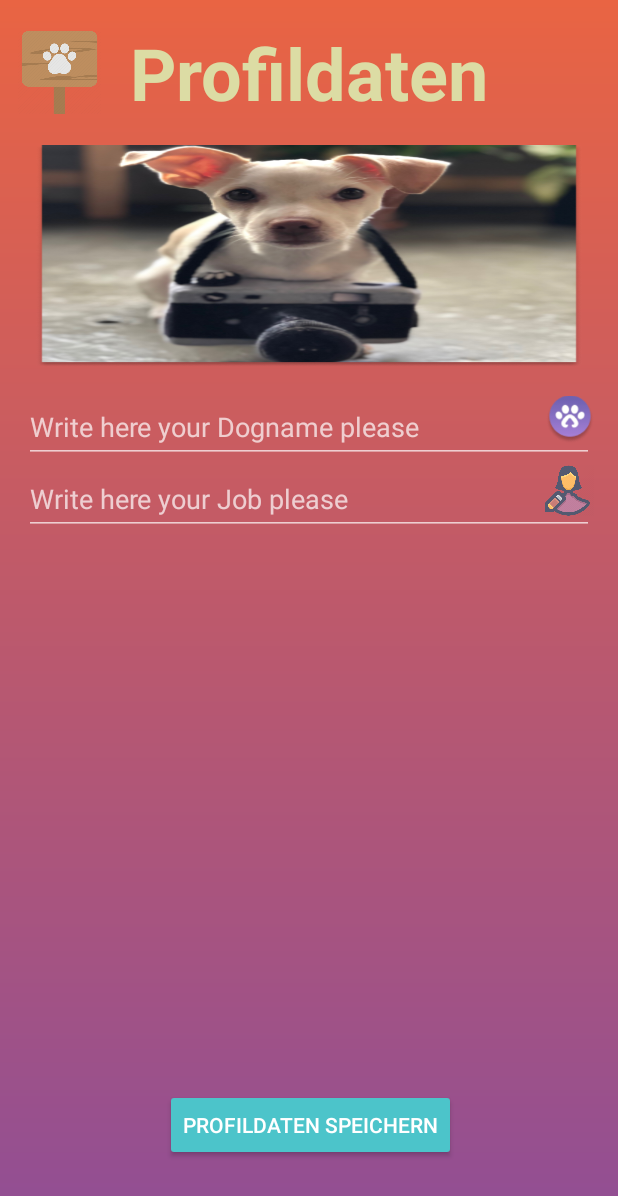
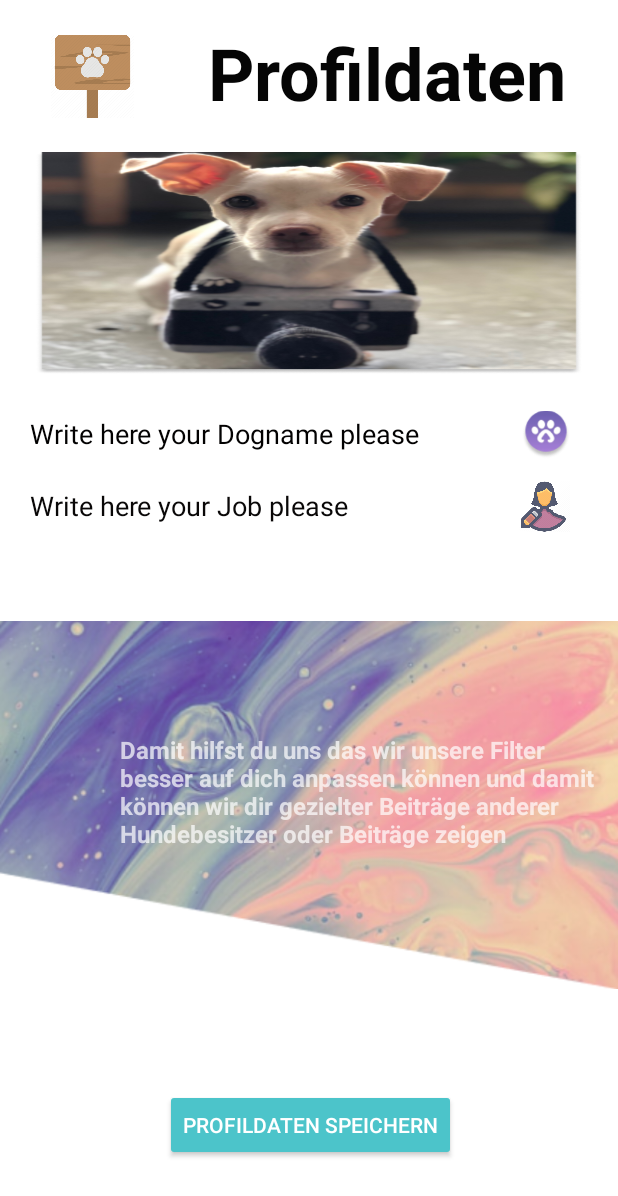
Before and after one commit to AppNewbie86/einfachtierisch, an Android app: the EditProfilFragment screen opened through its navigation route, on a phone screen of 412 x 824 dp. Shown: the top 1196 px of the screen. Run offline under Robolectric (Android 15) with nearby library versions, the phone set to English and light mode, and no system bars; our stand-ins replace Firebase (no records; nobody signed in at launch, a user with empty details on screens opened directly), navigation-ui; Roboto replaces fonts that are not available here.

Commit message:
Designed

```diff
--- a/app/build.gradle
+++ b/app/build.gradle
@@ -7,6 +7,7 @@ plugins {
     id 'com.google.gms.google-services'  // Google Play services Gradle plugin
 
 }
+
 
 
 android {
--- a/app/src/main/res/layout/fragment_chat.xml
+++ b/app/src/main/res/layout/fragment_chat.xml
@@ -18,7 +18,7 @@
             android:id="@+id/chat_toolbar"
             android:layout_width="413dp"
             android:layout_height="70dp"
-            android:background="#F8E36D49"
+            android:background="@drawable/backgroundtop"
             app:layout_constraintEnd_toEndOf="parent"
             app:layout_constraintHorizontal_bias="0.0"
             app:layout_constraintStart_toStartOf="parent"
@@ -64,7 +64,7 @@
             app:layout_constraintBottom_toBottomOf="@+id/textInputLayout"
             app:layout_constraintEnd_toEndOf="parent"
             app:layout_constraintTop_toTopOf="@+id/textInputLayout"
-            app:tint="#00BCD4" />
+            app:tint="@color/purple_500" />
 
         <androidx.recyclerview.widget.RecyclerView
             android:id="@+id/rvMessages"
--- a/app/src/main/res/layout/fragment_edit_profil.xml
+++ b/app/src/main/res/layout/fragment_edit_profil.xml
@@ -1,10 +1,10 @@
 <?xml version="1.0" encoding="utf-8"?>
-<androidx.constraintlayout.widget.ConstraintLayout
-    xmlns:android="http://schemas.android.com/apk/res/android"
+<androidx.constraintlayout.widget.ConstraintLayout xmlns:android="http://schemas.android.com/apk/res/android"
     xmlns:app="http://schemas.android.com/apk/res-auto"
     xmlns:tools="http://schemas.android.com/tools"
     android:layout_width="match_parent"
-    android:layout_height="match_parent">
+    android:layout_height="match_parent"
+    android:background="#FFFFFF">
 
     <ImageView
         android:id="@+id/backgroundimageeditprofile"
@@ -13,25 +13,24 @@
         app:layout_constraintBottom_toBottomOf="parent"
         app:layout_constraintEnd_toEndOf="parent"
         app:layout_constraintStart_toStartOf="parent"
-        app:layout_constraintTop_toTopOf="parent"
-        app:srcCompat="@drawable/bg_gradation" />
+        app:layout_constraintTop_toBottomOf="@+id/bannerimage"
+        app:srcCompat="@drawable/backgroundtop" />
 
     <TextView
         android:id="@+id/profil_title"
-        android:layout_width="wrap_content"
-        android:layout_height="wrap_content"
+        android:layout_width="273dp"
+        android:layout_height="69dp"
         android:layout_marginTop="16dp"
         android:text="Profildaten"
-        android:textColor="#DCDCA4"
+        android:textColor="#050505"
         android:textSize="48sp"
         android:textStyle="bold"
         app:layout_constraintEnd_toEndOf="parent"
-        app:layout_constraintStart_toStartOf="parent"
         app:layout_constraintTop_toTopOf="parent" />
 
     <EditText
         android:id="@+id/fieldDogName"
-        android:layout_width="match_parent"
+        android:layout_width="0dp"
         android:layout_height="wrap_content"
         android:layout_marginStart="16dp"
         android:layout_marginTop="180dp"
@@ -39,6 +38,7 @@
         android:hint="Write here your Dogname please"
         android:maxLines="1"
         android:minHeight="48dp"
+        android:textColorHint="#020101"
         app:layout_constraintEnd_toEndOf="parent"
         app:layout_constraintHorizontal_bias="0.0"
         app:layout_constraintStart_toStartOf="parent"
@@ -46,7 +46,7 @@
 
     <EditText
         android:id="@+id/fieldJob"
-        android:layout_width="match_parent"
+        android:layout_width="0dp"
         android:layout_height="wrap_content"
         android:layout_marginStart="16dp"
         android:layout_marginEnd="16dp"
@@ -55,6 +55,7 @@
         android:maxLines="10"
         android:minHeight="48dp"
         android:scrollHorizontally="false"
+        android:textColorHint="#090707"
         app:layout_constraintEnd_toEndOf="parent"
         app:layout_constraintStart_toStartOf="parent"
         app:layout_constraintTop_toBottomOf="@+id/fieldDogName" />
@@ -92,6 +93,8 @@
         android:id="@+id/editpicturetwo"
         android:layout_width="34dp"
         android:layout_height="36dp"
+        android:layout_marginEnd="16dp"
+        app:layout_constraintBottom_toBottomOf="@+id/fieldJob"
         app:layout_constraintEnd_toEndOf="@+id/fieldJob"
         app:layout_constraintTop_toBottomOf="@+id/fieldDogName"
         app:srcCompat="@drawable/editprofileicon" />
@@ -100,6 +103,8 @@
         android:id="@+id/editimageone"
         android:layout_width="32dp"
         android:layout_height="38dp"
+        android:layout_marginEnd="16dp"
+        app:layout_constraintBottom_toBottomOf="@+id/fieldDogName"
         app:layout_constraintEnd_toEndOf="@+id/fieldDogName"
         app:layout_constraintTop_toTopOf="@+id/fieldDogName"
         app:srcCompat="@drawable/ellipse_19" />
@@ -108,7 +113,7 @@
         android:id="@+id/imageView2"
         android:layout_width="55dp"
         android:layout_height="0dp"
-        android:layout_marginStart="16dp"
+        android:layout_marginStart="8dp"
         android:layout_marginEnd="24dp"
         app:layout_constraintBottom_toBottomOf="@+id/profil_title"
         app:layout_constraintEnd_toStartOf="@+id/profil_title"
@@ -116,4 +121,18 @@
         app:layout_constraintTop_toTopOf="@+id/profil_title"
         app:srcCompat="@drawable/dogshield" />
 
+    <TextView
+        android:id="@+id/textView4"
+        android:layout_width="316dp"
+        android:layout_height="155dp"
+        android:layout_marginTop="45dp"
+        android:text="Damit hilfst du uns das wir unsere Filter besser auf dich anpassen können und damit können wir dir gezielter Beiträge anderer Hundebesitzer oder Beiträge zeigen "
+        android:textSize="16sp"
+        android:textStyle="bold"
+        app:layout_constraintBottom_toTopOf="@+id/buttonSaveDatas"
+        app:layout_constraintEnd_toEndOf="@+id/fieldJob"
+        app:layout_constraintHorizontal_bias="1.0"
+        app:layout_constraintStart_toStartOf="@+id/fieldJob"
+        app:layout_constraintTop_toBottomOf="@+id/fieldJob" />
+
 </androidx.constraintlayout.widget.ConstraintLayout>
--- a/app/src/main/res/layout/fragment_home.xml
+++ b/app/src/main/res/layout/fragment_home.xml
@@ -25,7 +25,7 @@
         android:layout_width="0dp"
         android:layout_height="0dp"
         android:adjustViewBounds="true"
-        android:background="@drawable/bg_gradation"
+        android:background="@drawable/backgroundtop"
         android:scaleType="centerCrop"
         android:src="@drawable/adroidskill2"
         app:layout_constraintBottom_toBottomOf="parent"
@@ -139,6 +139,8 @@
         android:id="@+id/imageView10"
         android:layout_width="wrap_content"
         android:layout_height="wrap_content"
+        android:alpha=".5"
+        android:background="#E8E3E3"
         android:src="@drawable/giticon"
         app:layout_constraintBottom_toBottomOf="@+id/instagramicon"
         app:layout_constraintEnd_toStartOf="@+id/instagramicon"
--- a/app/src/main/res/layout/fragment_news.xml
+++ b/app/src/main/res/layout/fragment_news.xml
@@ -10,7 +10,7 @@
     <FrameLayout
         android:layout_width="match_parent"
         android:layout_height="match_parent"
-        android:background="@drawable/bg_gradation"
+        android:background="#F4F2F2"
         tools:context=".NewsFragment">
 
 
--- a/app/src/main/res/layout/fragment_sign_up.xml
+++ b/app/src/main/res/layout/fragment_sign_up.xml
@@ -13,14 +13,14 @@
 
         <ImageView
             android:id="@+id/background2"
-            android:layout_width="1000dp"
-            android:layout_height="1000dp"
+            android:layout_width="1394dp"
+            android:layout_height="1813dp"
             app:layout_constraintBottom_toBottomOf="parent"
             app:layout_constraintEnd_toEndOf="parent"
             app:layout_constraintHorizontal_bias="0.12"
             app:layout_constraintStart_toStartOf="parent"
             app:layout_constraintTop_toTopOf="parent"
-            app:srcCompat="@drawable/bg_gradation" />
+            app:srcCompat="@drawable/backgroundtop" />
 
         <TextView
             android:id="@+id/sign_up_title"
--- a/app/src/main/res/layout/list_item_message.xml
+++ b/app/src/main/res/layout/list_item_message.xml
@@ -16,7 +16,7 @@
         android:clickable="true"
         android:focusable="true"
         android:minHeight="48dp"
-        app:cardBackgroundColor="#FF5722"
+        app:cardBackgroundColor="#A19C27B0"
         app:cardCornerRadius="5dp"
         app:cardElevation="5dp"
         app:contentPadding="8dp"
```
Also changed, not shown: app/src/main/res/layout/fragment_contact.xml (+10 -0 lines), app/src/main/res/layout/fragment_dash_board.xml (+27 -12 lines), app/src/main/res/layout/fragment_login.xml (+6 -3 lines), app/src/main/res/layout/list_item.xml (+19 -10 lines), app/src/main/res/drawable/bookmark.png (added).
